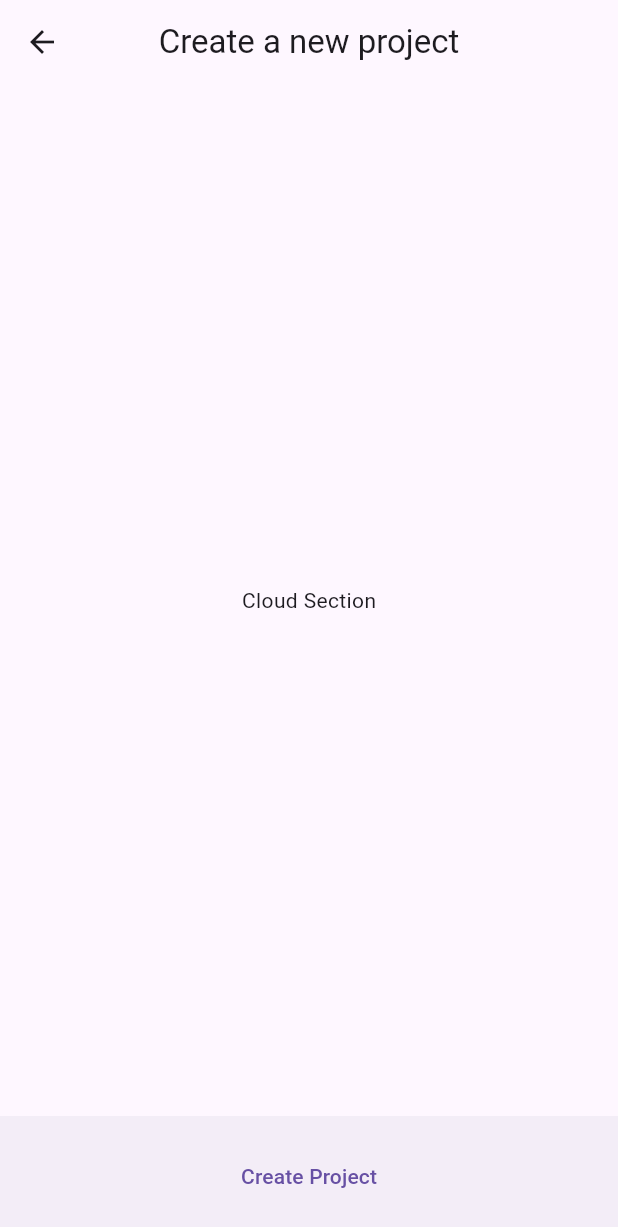
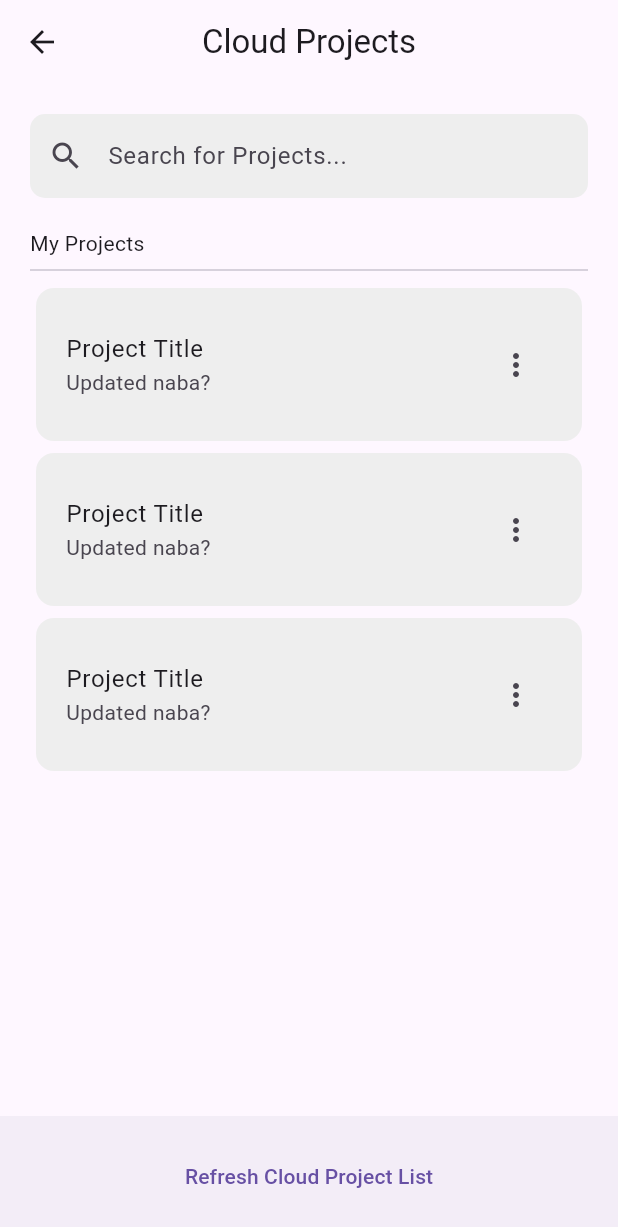
Before and after one commit to joshdels/flutter-mapfield, a Flutter app: the CloudProjectSection screen opened by its route, on a phone screen of 412 x 824 dp. Shown: the top 1227 px of the screen. Run offline on Flutter 3.47's test engine with Material 3 defaults, Android fonts, the phone set to English and light mode, and no system bars; our stand-ins replace flutter_map, flutter_riverpod, latlong2.

Commit message:
feat: cloud project section

```diff
--- a/mapfield/lib/core/routing/app_router.dart
+++ b/mapfield/lib/core/routing/app_router.dart
@@ -2,7 +2,7 @@ import 'package:flutter/material.dart';
 import 'package:mapfield/core/routing/route_names.dart';
 
 import 'package:mapfield/features/mapView/section/map_section.dart';
-import 'package:mapfield/features/homeView/section/home_section.dart';
+import 'package:mapfield/features/_homeView/section/home_section.dart';
 import 'package:mapfield/features/newProjectView/section/newproject_section.dart';
 import 'package:mapfield/features/cloudProjectView/section/cloudproject_section.dart';
 import 'package:mapfield/features/localProjectView/section/localproject_section.dart';
--- a/mapfield/lib/features/homeView/section/home_section.dart
+++ b/mapfield/lib/features/_homeView/section/home_section.dart
@@ -1,8 +1,8 @@
 import "package:flutter/material.dart";
-import "package:mapfield/features/homeView/widget/appbar_view.dart";
-import "package:mapfield/features/homeView/widget/navigation_view.dart";
+import "package:mapfield/features/_homeView/widget/appbar_view.dart";
+import "package:mapfield/features/_homeView/widget/navigation_view.dart";
 import "package:mapfield/shared/widgets/logo_view.dart";
-import "package:mapfield/features/homeView/widget/project_view.dart";
+import "package:mapfield/features/_homeView/widget/project_view.dart";
 
 class HomeSection extends StatelessWidget {
   const HomeSection({super.key});
--- a/mapfield/lib/features/homeView/widget/appbar_view.dart
+++ b/mapfield/lib/features/_homeView/widget/appbar_view.dart
@@ -1,4 +1,5 @@
 import 'package:flutter/material.dart';
+import 'package:mapfield/core/routing/route_names.dart';
 
 class AppBarView extends StatelessWidget implements PreferredSizeWidget {
   const AppBarView({super.key});
@@ -22,7 +23,9 @@ class AppBarView extends StatelessWidget implements PreferredSizeWidget {
               padding: EdgeInsets.zero,
               icon: const Icon(Icons.person, size: 18),
               color: Colors.white,
-              onPressed: () {},
+              onPressed: () {
+                Navigator.pushNamed(context, RouteNames.login);
+              },
             ),
           ),
         ),
--- a/mapfield/lib/features/cloudProjectView/section/cloudproject_section.dart
+++ b/mapfield/lib/features/cloudProjectView/section/cloudproject_section.dart
@@ -1,5 +1,7 @@
 import "package:flutter/material.dart";
-import "package:mapfield/features/newProjectView/widgets/create_view.dart";
+import "package:mapfield/features/cloudProjectView/widget/refresh_view.dart";
+import "package:mapfield/features/cloudProjectView/widget/cloud_projects_view.dart";
+import "package:mapfield/shared/widgets/search_view.dart";
 
 class CloudProjectSection extends StatelessWidget {
   const CloudProjectSection({super.key});
@@ -7,9 +9,22 @@ class CloudProjectSection extends StatelessWidget {
   @override
   Widget build(BuildContext context) {
     return Scaffold(
-      appBar: AppBar(title: Text("Create a new project"), centerTitle: true, leading: BackButton(),),
-      body: Center(child: Text("Cloud Section")),
-      bottomNavigationBar: CreateProjectView(),
+      appBar: AppBar(
+        title: Text("Cloud Projects"),
+        centerTitle: true,
+        leading: BackButton(),
+      ),
+      body: Padding(
+        padding: EdgeInsetsGeometry.all(20),
+        child: Column(
+          children: [
+            SearchProjectView(),
+            SizedBox(height: 20),
+            Expanded(child: CloudProjectsView()),
+          ],
+        ),
+      ),
+      bottomNavigationBar: RefreshView(),
     );
   }
 }
--- /dev/null
+++ b/mapfield/lib/features/cloudProjectView/widget/cloud_projects_view.dart
@@ -0,0 +1,43 @@
+import 'package:flutter/material.dart';
+
+class CloudProjectsView extends StatelessWidget {
+  const CloudProjectsView({super.key});
+
+  @override
+  Widget build(BuildContext context) {
+    return Column(
+      crossAxisAlignment: CrossAxisAlignment.start,
+      children: [
+        Text("My Projects", textAlign: TextAlign.left),
+        Divider(),
+        Expanded(
+          child: ListView(
+            children: [
+              CloudProjectItem(),
+              CloudProjectItem(),
+              CloudProjectItem(),
+            ],
+          ),
+        ),
+      ],
+    );
+  }
+}
+
+class CloudProjectItem extends StatelessWidget {
+  const CloudProjectItem({super.key});
+
+  @override
+  Widget build(BuildContext context) {
+    return Card(
+      elevation: 0,
+      color: Colors.grey.shade200,
+      child: ListTile(
+        contentPadding: EdgeInsets.symmetric(vertical: 15, horizontal: 20),
+        title: Text("Project Title"),
+        subtitle: Text("Updated naba?"),
+        trailing: IconButton(onPressed: () {}, icon: Icon(Icons.more_vert)),
+      ),
+    );
+  }
+}
--- /dev/null
+++ b/mapfield/lib/features/cloudProjectView/widget/refresh_view.dart
@@ -0,0 +1,12 @@
+import 'package:flutter/material.dart';
+
+class RefreshView extends StatelessWidget{
+  const RefreshView({super.key});
+
+  @override
+  Widget build(BuildContext context) {
+    return BottomAppBar(
+      child: TextButton(onPressed: () {}, child: Text("Refresh Cloud Project List"))
+    );
+  }
+}
--- a/mapfield/lib/features/localProjectView/section/localproject_section.dart
+++ b/mapfield/lib/features/localProjectView/section/localproject_section.dart
@@ -1,5 +1,5 @@
 import "package:flutter/material.dart";
-import "package:mapfield/features/localProjectView/widget/search_view.dart";
+import "package:mapfield/shared/widgets/search_view.dart";
 import "package:mapfield/features/localProjectView/widget/projects_view.dart";
 import "package:mapfield/features/localProjectView/widget/create_project_view.dart";
 
@@ -10,7 +10,7 @@ class LocalProjectSection extends StatelessWidget {
   Widget build(BuildContext context) {
     return Scaffold(
       appBar: AppBar(
-        title: const Text("Projects"),
+        title: const Text("Local Projects"),
         centerTitle: true,
         leading: const BackButton(),
       ),
--- a/mapfield/lib/features/localProjectView/widget/create_project_view.dart
+++ b/mapfield/lib/features/localProjectView/widget/create_project_view.dart
@@ -1,4 +1,5 @@
 import "package:flutter/material.dart";
+import 'package:mapfield/core/routing/route_names.dart';
 
 class CreateProjectView extends StatelessWidget {
   const CreateProjectView({super.key});
@@ -16,8 +17,10 @@ class CreateProjectView extends StatelessWidget {
             borderRadius: BorderRadius.circular(12),
           ),
         ),
-        onPressed: () {},
-        child: Text("Create Project"),
+        onPressed: () {
+          Navigator.pushNamed(context, RouteNames.newProject);
+        },
+        child: Text("Create New Project"),
       ),
     );
   }
--- a/mapfield/lib/features/loginView/section/login_section.dart
+++ b/mapfield/lib/features/loginView/section/login_section.dart
@@ -12,10 +12,9 @@ class LoginSection extends StatelessWidget {
   Widget build(BuildContext context) {
     return Scaffold(
       appBar: AppBar(
-        title: Text("Cloud Projects"),
+        title: Text("Log In"),
         centerTitle: true,
         leading: BackButton(),
-        // actions: [IconButton(onPressed: () {}, icon: Icon(Icons.abc))],
       ),
       body: Padding(
         padding: EdgeInsetsGeometry.all(30),
--- a/mapfield/lib/main.dart
+++ b/mapfield/lib/main.dart
@@ -1,9 +1,10 @@
 import 'package:flutter/material.dart';
 import 'package:mapfield/core/routing/app_router.dart';
 import 'package:mapfield/core/routing/route_names.dart';
+import 'package:flutter_riverpod/flutter_riverpod.dart';
 
 void main() {
-  runApp(const MainApp());
+  runApp(ProviderScope(child: MainApp()));
 }
 
 class MainApp extends StatelessWidget {
--- a/mapfield/lib/features/localProjectView/widget/search_view.dart
+++ b/mapfield/lib/shared/widgets/search_view.dart
@@ -8,7 +8,7 @@ class SearchProjectView extends StatelessWidget {
     return TextField(
       textAlign: TextAlign.left,
       decoration: InputDecoration(
-        fillColor: Colors.grey.shade300,
+        fillColor: Colors.grey.shade200,
         filled: true,
         prefixIcon: Icon(Icons.search),
         hintText: "Search for Projects...",
```
Also changed, not shown: mapfield/lib/features/_homeView/widget/navigation_view.dart (added, +94 -0 lines), mapfield/lib/features/homeView/widget/navigation_view.dart (deleted, +0 -94 lines), mapfield/lib/features/_homeView/widget/project_view.dart (renamed from mapfield/lib/features/homeView/widget/project_view.dart).
